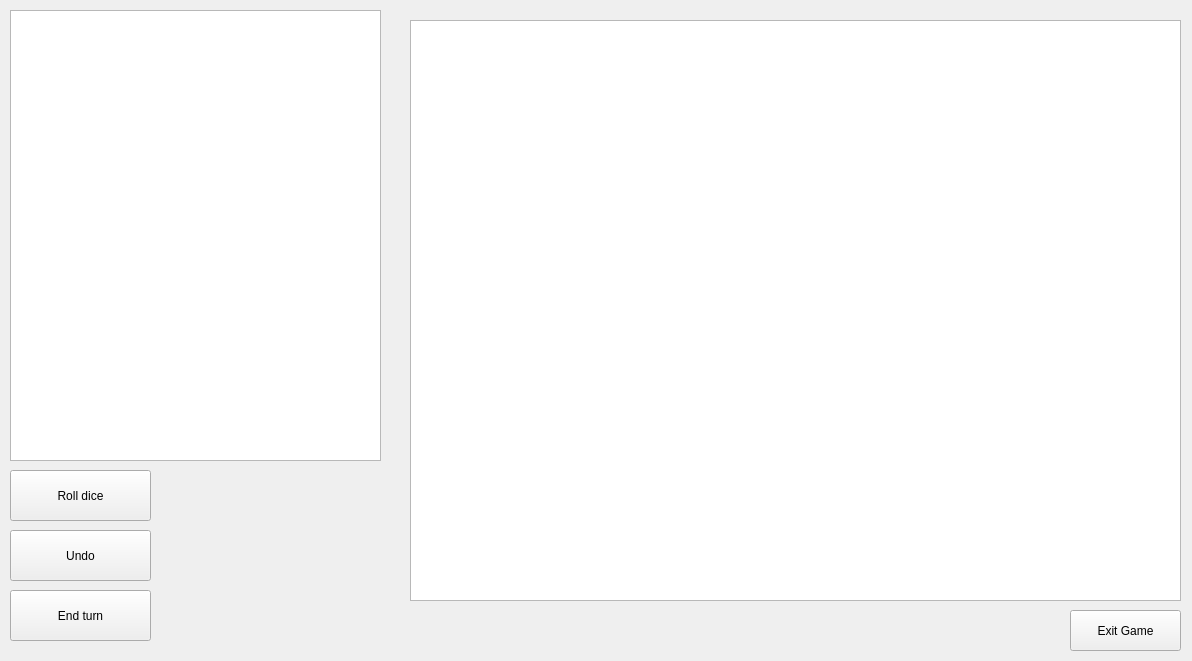
Before: the Qt Designer form BackgammonPP/boardwindow.ui in daniilgrbic/BackgammonPP, drawn with Qt 5.
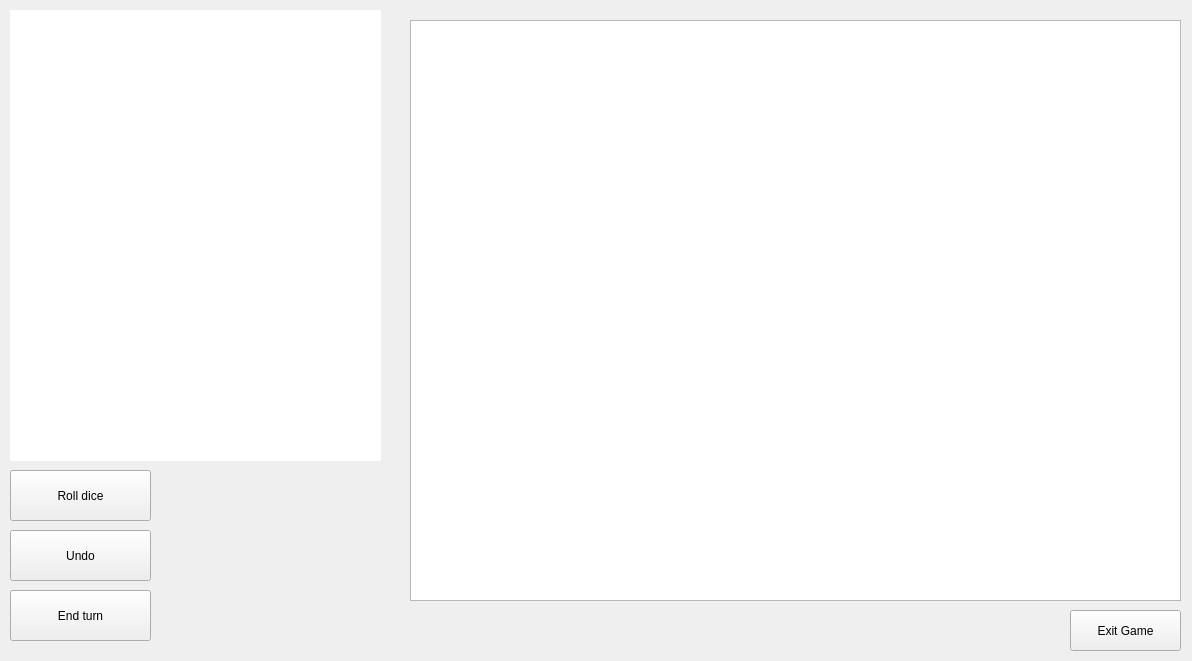
After: the same form once the commit is applied.

What changed in the file:
```diff
--- a/BackgammonPP/boardwindow.ui
+++ b/BackgammonPP/boardwindow.ui
@@ -96,6 +96,11 @@
      <height>451</height>
     </rect>
    </property>
+   <property name="styleSheet">
+    <string notr="true">QListView {
+	border: 2px black;
+}</string>
+   </property>
   </widget>
   <widget class="QGraphicsView" name="historyboardView">
    <property name="geometry">
```
